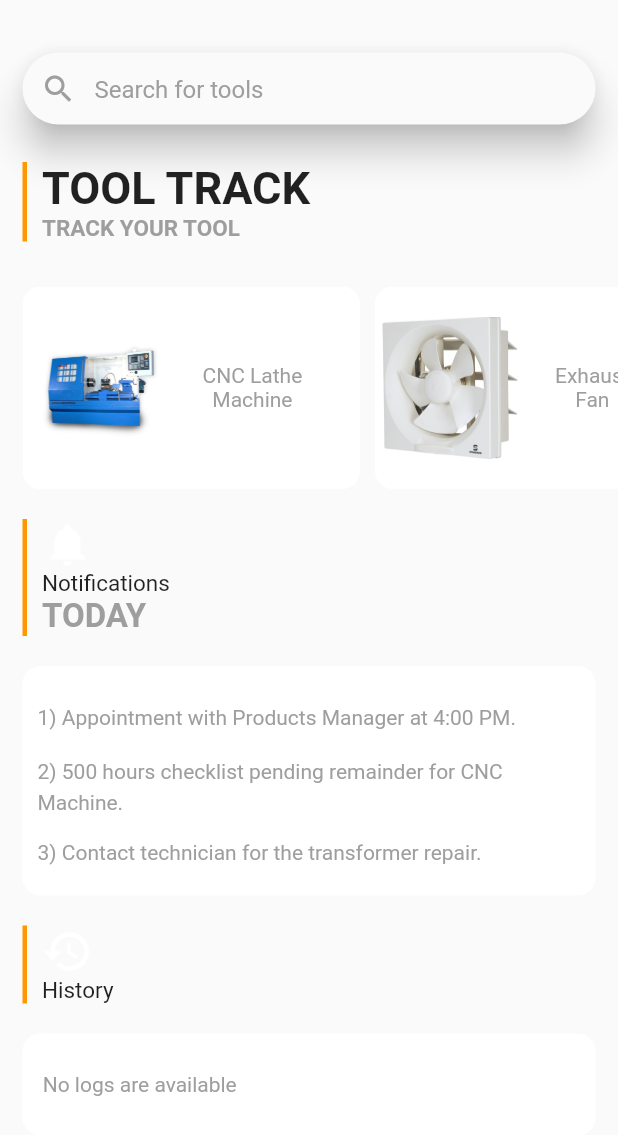
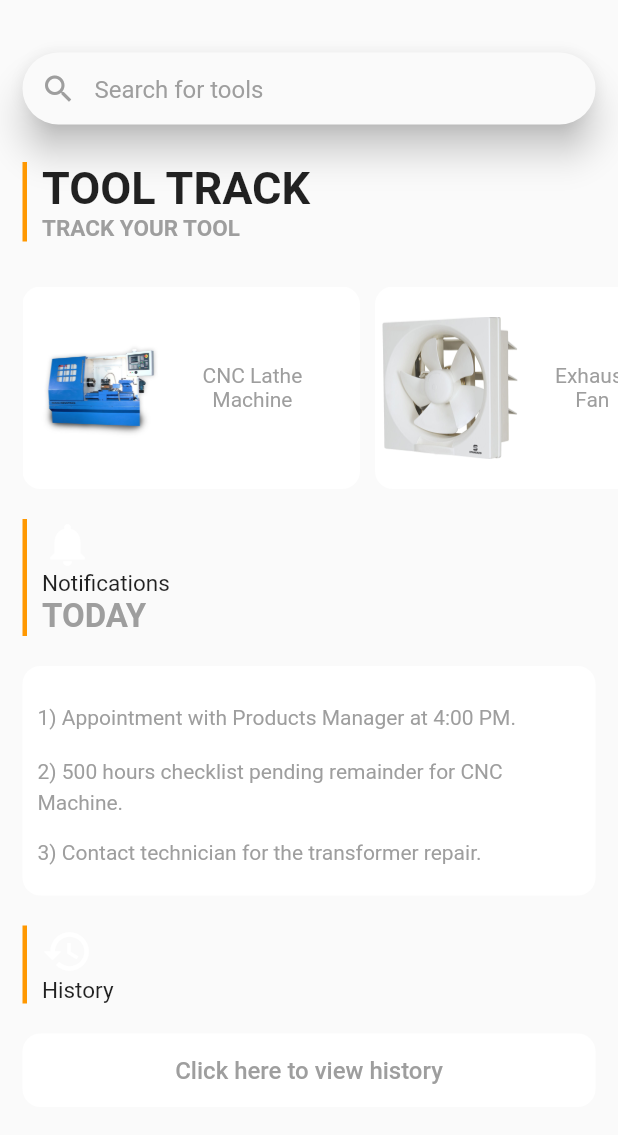
Before and after one commit to Guna-777/demo, a Flutter app: the screen it shows after launch, on a phone screen of 412 x 824 dp. Shown: the top 1135 px of the screen. Run offline on Flutter 3.47's test engine with Material 2 defaults, Android fonts, the phone set to English and light mode, and no system bars; our stand-ins replace sqflite; accounts and stored records are empty; Roboto replaces fonts that are missing (Quicksand, Timesroman).

Commit message:
added history

```diff
--- /dev/null
+++ b/lib/cl.dart
@@ -0,0 +1,37 @@
+import 'package:flutter/cupertino.dart';
+import './db.dart';
+
+class Checklist {
+  int id;
+  String name;
+  String ans1;
+  String ans2a;
+  String ans2b;
+  String ans2c;
+  String ans2d;
+  String ans3;
+
+  Checklist({this.id, this.name, this.ans1,this.ans2a,this.ans2b,this.ans2c,this.ans2d, this.ans3});
+
+  factory Checklist.fromMap(Map<String, dynamic> json) => new Checklist(
+    id: json["id"],
+    name: json["name"],
+    ans1: json["ans1"],
+    ans2a: json["ans2a"],
+    ans2b: json["ans2b"],
+    ans2c: json["ans2c"],
+    ans2d: json["ans2d"],
+    ans3: json["ans3"],
+  );
+
+  Map<String, dynamic> toMap() => {
+    "id": id,
+    "name": name,
+    "ans1": ans1,
+    "ans2a": ans2a,
+    "ans2b": ans2b,
+    "ans2c": ans2c,
+    "ans2d": ans2d,
+    "ans3": ans3,
+  };
+}
--- a/lib/daily.dart
+++ b/lib/daily.dart
@@ -1,7 +1,16 @@
 import 'package:flutter/cupertino.dart';
 import 'package:flutter/material.dart';
+import './db.dart';
+import 'cl.dart';
+enum SingingCharacter { one,two }
+enum SingingCharacter1 {one1,two1}
+String ans1='Good',ans2a='Oil leakage',ans2b='Speed reduction',ans2c='Sound pollution',ans2d='Stops working in between',ans3='above are the issues' ;
 
 class Daily extends StatefulWidget {
+  final bool edit;
+  final Checklist checklist;
+  Daily(this.edit, {this.checklist})
+      : assert(edit == true || checklist == null);
   @override
   State<StatefulWidget> createState() {
     // TODO: implement createState
@@ -10,13 +19,16 @@ class Daily extends StatefulWidget {
 }
 
 class _DailyState extends State<Daily> {
-  @override
-  String radioItem = '';
-
+  final _formKey = GlobalKey<FormState>();
+  SingingCharacter _character = SingingCharacter.one;
+  SingingCharacter1 _character1= SingingCharacter1.one1;
+  int flag,flag1;
   bool oilVal = false;
   bool spdVal = false;
   bool sndVal = false;
   bool stpVal = false;
+  @override
+  String radioItem = '';
 
   Widget build(BuildContext context) {
     // TODO: implement build
@@ -40,21 +52,11 @@ class _DailyState extends State<Daily> {
                   fontSize: 24,
                 ),
               ),
-              centerTitle: true,
+//              centerTitle: true,
               leading: new IconButton(
                 icon: new Icon(Icons.arrow_back_ios, color: Colors.white),
                 onPressed: () => Navigator.of(context).pop(),
               ),
-//            flexibleSpace: Container(
-//              decoration: BoxDecoration(
-//                  gradient: LinearGradient(
-//                      begin: Alignment.topLeft,
-//                      end: Alignment.bottomRight,
-//                      colors: <Color>[
-//                        Color(0xFF545454),
-//                        Color(0xFF545454),
-//                      ])),
-//            ),
             ),
           ),
           body: SingleChildScrollView(
@@ -110,6 +112,7 @@ class _DailyState extends State<Daily> {
                           onChanged: (val) {
                             setState(() {
                               radioItem = val;
+                              ans1='Good';
                             });
                           },
                         ),
@@ -127,6 +130,7 @@ class _DailyState extends State<Daily> {
                           onChanged: (val) {
                             setState(() {
                               radioItem = val;
+                              ans1='Bad';
                             });
                           },
                         ),
@@ -144,6 +148,7 @@ class _DailyState extends State<Daily> {
                           onChanged: (val) {
                             setState(() {
                               radioItem = val;
+                              ans1='Moderate';
                             });
                           },
                         ),
@@ -181,6 +186,7 @@ class _DailyState extends State<Daily> {
                               onChanged: (bool value) {
                                 setState(() {
                                   oilVal = value;
+                                  ans2a="Oil leakage";
                                 });
                               },
                             ),
@@ -204,6 +210,7 @@ class _DailyState extends State<Daily> {
                               onChanged: (bool value) {
                                 setState(() {
                                   spdVal = value;
+                                  ans2b="Speed reduction";
                                 });
                               },
                             ),
@@ -227,6 +234,7 @@ class _DailyState extends State<Daily> {
                               onChanged: (bool value) {
                                 setState(() {
                                   sndVal = value;
+                                  ans2c="Sound pollution";
                                 });
                               },
                             ),
@@ -250,10 +258,11 @@ class _DailyState extends State<Daily> {
                               onChanged: (bool value) {
                                 setState(() {
                                   stpVal = value;
+                                  ans2d="Stops working in between";
                                 });
                               },
                             ),
-                            Text("Stops working while working",
+                            Text("Stops working in between",
                               textAlign: TextAlign.left,
                               style: TextStyle(
 //                                fontWeight: FontWeight.bold,
@@ -307,6 +316,45 @@ class _DailyState extends State<Daily> {
                     ),
                   ),
                 ),
+                SizedBox(
+                  height: 10,
+                ),
+                Container(
+                  padding: EdgeInsets.only(left:25.0,right:25.0,top:15.0,bottom:15.0),
+                  //width: screenWidth/2,
+                  color:Colors.grey,
+                  child: Column(
+                    crossAxisAlignment: CrossAxisAlignment.stretch,
+                    children: <Widget>[
+                      FlatButton(
+                        shape: RoundedRectangleBorder(
+                            borderRadius: BorderRadius.circular(0.0)
+                        ),
+                        child: Padding(
+                          padding: const EdgeInsets.all(15.0),
+                          child: Text('SAVE',
+                            style:TextStyle(
+                              fontSize:20.0,
+                              color:Colors.white,
+                            ),
+                          ),
+                        ),
+                        onPressed: () {
+                          ChecklistDatabaseProvider.db.insertChecklist(new Checklist(
+                            name:'CNC Lathe machine',
+                            ans1: ans1,
+                            ans2a: ans2a,
+                            ans2b: ans2b,
+                            ans2c: ans2c,
+                            ans2d: ans2d,
+                            ans3:ans3,
+                          ));
+                        },
+
+                      ),
+                    ],
+                  ),
+                )
               ],
             ),
           ),
--- a/lib/main.dart
+++ b/lib/main.dart
@@ -1,6 +1,8 @@
+import 'package:flutter/cupertino.dart';
 import 'package:flutter/material.dart';
 import './inside_cnc1.dart';
 import './inside_cnc2.dart';
+import './history.dart';
 
 void main() => runApp(MyApp());
 
@@ -24,7 +26,8 @@ class _MyHomePageState extends State<MyHomePage> {
   @override
   Widget build(BuildContext context) {
     return new Scaffold(
-      body: Column(
+      body: SingleChildScrollView(
+        child: Column(
           children: <Widget>[
             Stack(
               children: <Widget>[
@@ -121,12 +124,15 @@ class _MyHomePageState extends State<MyHomePage> {
                     Column(
                       crossAxisAlignment: CrossAxisAlignment.start,
                       children: <Widget>[
-                        Icon(Icons.notifications,color: Colors.white,size: 34.0,),
+                        Icon(
+                          Icons.notifications,
+                          color: Colors.white,
+                          size: 34.0,
+                        ),
                         Text(
                           'Notifications',
-                          style: TextStyle(
-                              fontFamily: 'Quicksand',
-                              fontSize: 15.0),
+                          style:
+                              TextStyle(fontFamily: 'Quicksand', fontSize: 15.0),
                         ),
                         Text(
                           'TODAY',
@@ -144,7 +150,7 @@ class _MyHomePageState extends State<MyHomePage> {
             ),
             SizedBox(height: 20.0),
             Padding(
-    padding: EdgeInsets.only(left: 15.0,right: 15.0),
+              padding: EdgeInsets.only(left: 15.0, right: 15.0),
               child: Container(
 //    height: 100.0,
 //    width: 225.0,
@@ -162,6 +168,7 @@ class _MyHomePageState extends State<MyHomePage> {
                         style: TextStyle(
                           fontFamily: 'Quicksand',
                           color: Colors.grey,
+                          fontSize: 14.0,
                         ),
                       ),
                       Text(
@@ -169,7 +176,8 @@ class _MyHomePageState extends State<MyHomePage> {
                         style: TextStyle(
                             fontFamily: 'Quicksand',
                             height: 1.5,
-                  color: Colors.grey
+                            color: Colors.grey,
+                          fontSize: 14.0,
                         ),
                       ),
                       Text(
@@ -177,7 +185,8 @@ class _MyHomePageState extends State<MyHomePage> {
                         style: TextStyle(
                             fontFamily: 'Quicksand',
                             height: 0.75,
-                  color: Colors.grey
+                            color: Colors.grey,
+                          fontSize: 14.0,
                         ),
                       ),
                     ],
@@ -201,12 +210,15 @@ class _MyHomePageState extends State<MyHomePage> {
                     Column(
                       crossAxisAlignment: CrossAxisAlignment.start,
                       children: <Widget>[
-                      Icon(Icons.history,color: Colors.white,size: 34.0,),
+                        Icon(
+                          Icons.history,
+                          color: Colors.white,
+                          size: 34.0,
+                        ),
                         Text(
                           'History',
-                        style: TextStyle(
-                            fontFamily: 'Quicksand',
-                            fontSize: 15.0),
+                          style:
+                              TextStyle(fontFamily: 'Quicksand', fontSize: 15.0),
                         ),
                       ],
                     ),
@@ -216,32 +228,37 @@ class _MyHomePageState extends State<MyHomePage> {
             ),
             SizedBox(height: 20.0),
             Padding(
-            padding: EdgeInsets.only(left: 15.0,right: 15.0),
-            child: Container(
-//    height: 100.0,
-    width: 400.0,
-              decoration: BoxDecoration(
-                borderRadius: BorderRadius.circular(12.0),
+              padding: EdgeInsets.only(left: 15.0, right: 15.0,top:0.0,bottom:15.0),
+              child: Column(
+                crossAxisAlignment: CrossAxisAlignment.stretch,
+                children: <Widget>[
+                  FlatButton(
                     color: Colors.white,
+                    shape: RoundedRectangleBorder(
+                      borderRadius: BorderRadius.circular(12.0)
                     ),
                     child: Padding(
-                padding: const EdgeInsets.all(10.0),
-                child: Column(
-                  crossAxisAlignment: CrossAxisAlignment.start,
-                  children: <Widget>[
-                    Text(
-                      '\n No logs are available \n',
+                      padding: const EdgeInsets.all(15.0),
+                      child: Text(
+                        'Click here to view history',
                         style: TextStyle(
-                        fontFamily: 'Quicksand',
+                          fontSize: 16.0,
                           color: Colors.grey,
+                        ),
+                      ),
+                    ),
+                    onPressed: () {
+                      Navigator.of(context).push(
+                          MaterialPageRoute<Null>(builder: (BuildContext context) {
+                        return new History();
+                      }));
+                    },
+                  ),
+                ],
               ),
             ),
           ],
         ),
-              ),
-            ),
-          ),
-        ],
       ),
     );
   }
--- a/pubspec.yaml
+++ b/pubspec.yaml
@@ -19,7 +19,10 @@ environment:
 dependencies:
   flutter:
     sdk: flutter
-  custom_navigation_drawer: ^0.0.1
+  sqflite: ^1.3.1
+  path_provider: ^1.6.11
+
+
 
   # The following adds the Cupertino Icons font to your application.
   # Use with the CupertinoIcons class for iOS style icons.
```
Also changed, not shown: lib/db.dart (added, +85 -0 lines), lib/history.dart (added, +152 -0 lines), lib/inside_cnc1.dart (+12 -11 lines), lib/inside_cnc2.dart (+2 -12 lines), pubspec.lock. Lines whose indentation alone changed are shown as unchanged.
